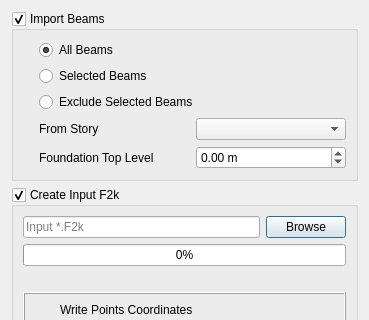
First picture: the form in safe/punch/Resources/ui/etabs_panel.ui, repository ebrahimraeyat/OSAFE, before the edit; both pictures show x 0 to 369 and y 0 to 320 of the 369 by 543 pixel window.
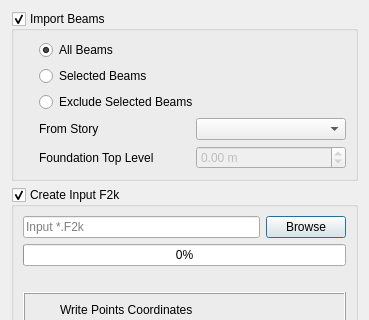
Second picture: the form after the edit. Icons and pictures are not drawn.

Commit message: correcting datum level

```diff
--- a/safe/punch/Resources/ui/etabs_panel.ui
+++ b/safe/punch/Resources/ui/etabs_panel.ui
@@ -82,7 +82,7 @@
         <item row="1" column="1">
          <widget class="QDoubleSpinBox" name="foundation_level">
           <property name="enabled">
-           <bool>true</bool>
+           <bool>false</bool>
           </property>
           <property name="suffix">
            <string> m</string>
```
The commit also changes 1 other file.
